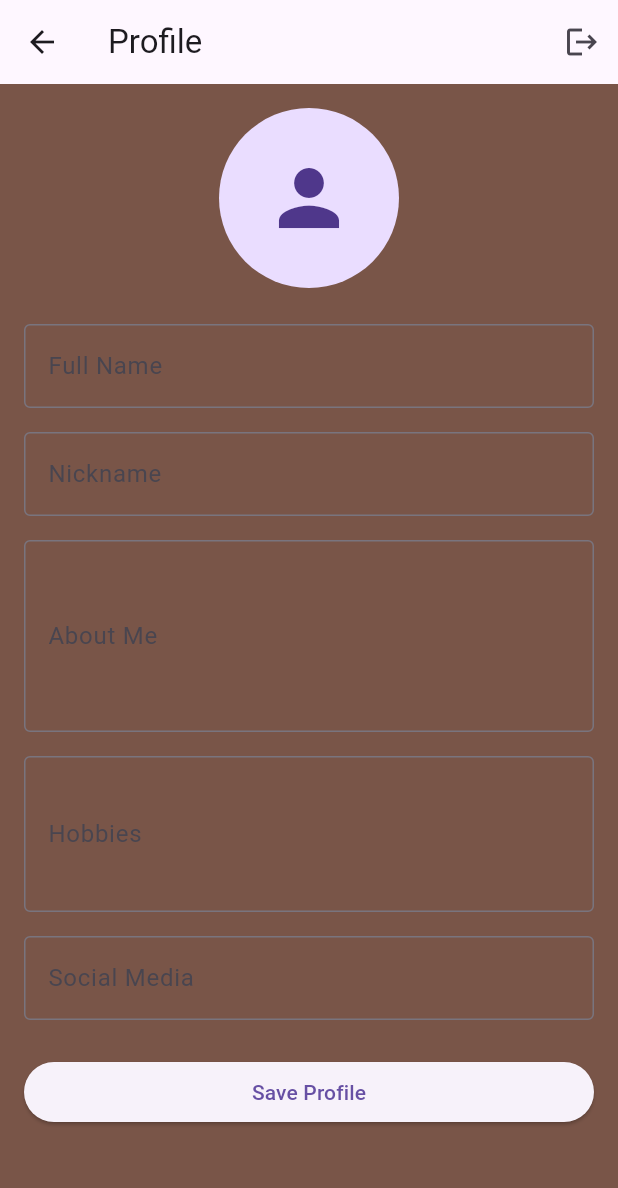
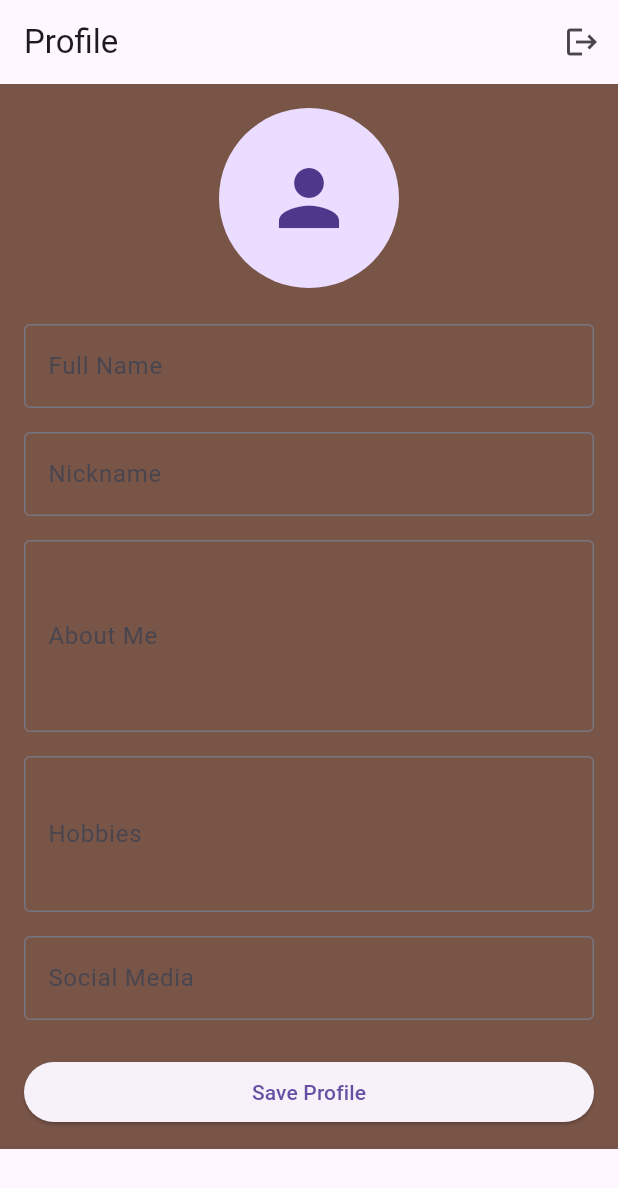
Before and after one commit to FaiziIsmady/movie-app, a Flutter app: the ProfileScreen screen opened directly, on a phone screen of 412 x 824 dp. Shown: the top 1188 px of the screen. Run offline on Flutter 3.47's test engine with Material 3 defaults, Android fonts, the phone set to English and light mode, and no system bars; our stand-ins replace cached_network_image, cloud_firestore, firebase_auth, firebase_core, flutter_dotenv; accounts and stored records are empty; network calls fail.

Commit message:
refactor: Implement same navigation for all files

```diff
--- a/lib/profile/screens/profile_screen.dart
+++ b/lib/profile/screens/profile_screen.dart
@@ -3,6 +3,7 @@ import 'package:flutter/material.dart';
 import 'package:movie_app/profile/models/user_profile.dart';
 import 'package:movie_app/profile/services/auth_service.dart';
 import 'package:movie_app/profile/services/profile_service.dart';
+import 'package:movie_app/widgets/app_scaffold.dart';
 
 class ProfileScreen extends StatefulWidget {
   const ProfileScreen({Key? key}) : super(key: key);
@@ -120,9 +121,9 @@ class _ProfileScreenState extends State<ProfileScreen> {
 
   @override
   Widget build(BuildContext context) {
-    return Scaffold(
-      appBar: AppBar(
-        title: const Text('Profile'),
+    return AppScaffold(
+      title: 'Profile',
+      currentIndex: 3, // 3 for Profile tab
       actions: [
         if (!_isLoading && _userProfile != null && !_isEditing)
           IconButton(
@@ -140,7 +141,6 @@ class _ProfileScreenState extends State<ProfileScreen> {
           tooltip: 'Logout',
         ),
       ],
-      ),
       body: _isLoading
           ? const Center(child: CircularProgressIndicator())
           : _userProfile != null
--- a/lib/widgets/app_scaffold.dart
+++ b/lib/widgets/app_scaffold.dart
@@ -44,7 +44,7 @@ class AppScaffold extends StatelessWidget {
               screen = const HomeScreen();
               break;
             case 1:
-              screen = const SearchScreen();
+              screen = const ExploreScreen();
               break;
             case 2:
               screen = const FriendActivityScreen();
```
Also changed, not shown: lib/movie/screens/home_screen.dart (+6 -4 lines), lib/movie/services/movie_service.dart (+27 -0 lines), lib/social/screens/social_screen.dart (+6 -1 lines). Lines whose indentation alone changed are shown as unchanged.
